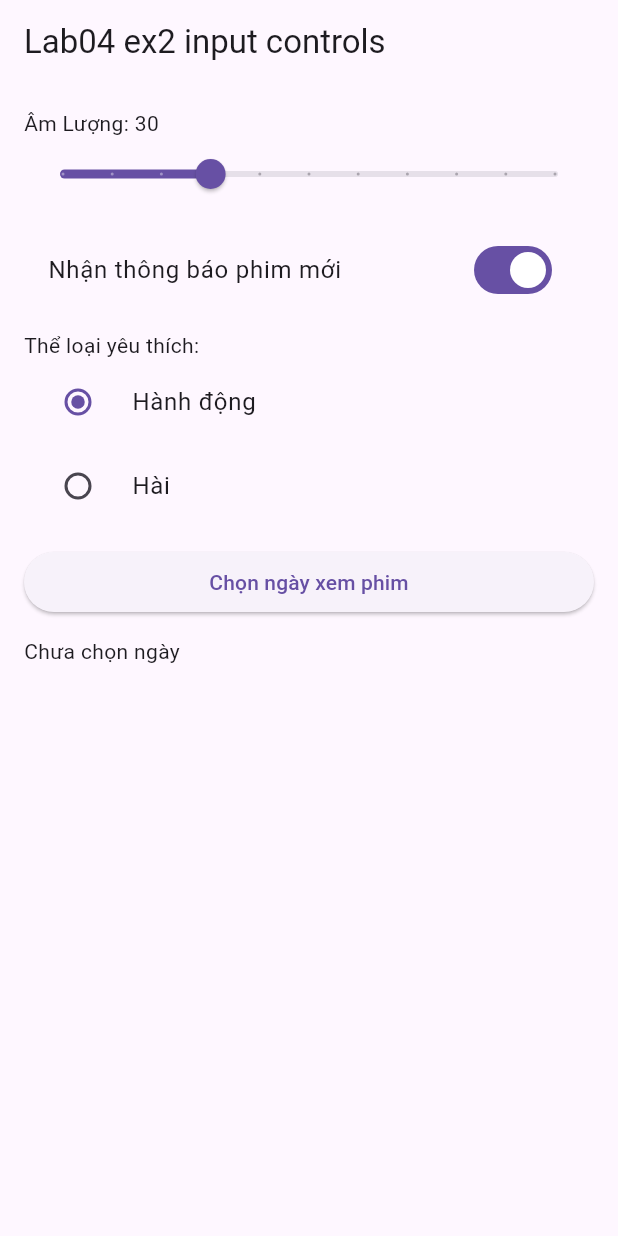
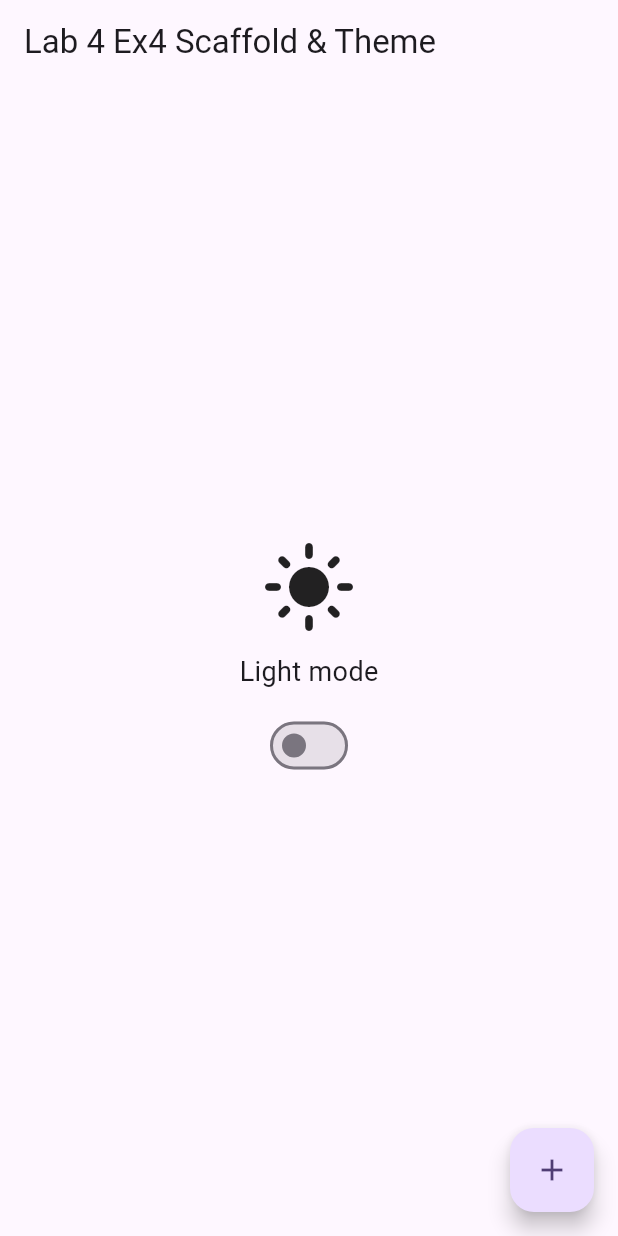
Before and after one commit to gekok/PRM393_Lab, a Flutter app: the screen it shows after launch, on a phone screen of 412 x 824 dp. Run offline on Flutter 3.47's test engine with Material 3 defaults, Android fonts, the phone set to English and light mode, and no system bars.

Commit message:
feat(lab04): complete ex3 layout, ex4 scaffold theme and submission doc

```diff
--- a/code/lab04/flutter_ui_lab04/lib/app_structure_demo.dart
+++ b/code/lab04/flutter_ui_lab04/lib/app_structure_demo.dart
@@ -0,0 +1,60 @@
+import 'package:flutter/material.dart';
+
+//màn hình 4: Scaffold hoàn chỉnh + Dark mode
+// nhận công tắc từ main.dart qua  tham số, không giữ riêng
+class AppStructureDemo extends StatelessWidget{
+   const AppStructureDemo({
+     super.key,
+     required this.isDark,
+     required this.onThemeChanged,
+   });
+
+   //giá trị theme hiện tại do main.dart đưa xuống
+    final bool isDark;
+    //hàm gạt công tắc gọi về main.dart
+    final ValueChanged<bool> onThemeChanged;
+
+  @override
+  Widget build(BuildContext context) {
+    return Scaffold(
+      //Phòng 1: thanh tiêu đề trên cùng
+      appBar: AppBar(
+        title: const Text('Lab 4 Ex4 Scaffold & Theme'),
+      ),
+      //phòng 2 thân màn hình viết ở bước 4
+      body: Center(
+        child: Column(
+          mainAxisSize: MainAxisSize.min,
+          children: [
+            //Icon đổi theo theme: tối là trăng, sáng là mặt trời
+            Icon(
+              isDark ? Icons.dark_mode : Icons.light_mode,
+              size: 64,
+            ),
+            const SizedBox(height: 12,),
+            //chữ báo ở chế độ nào
+            Text(
+              isDark ? 'Dark mode' : 'Light mode',
+              style: const TextStyle(fontSize: 18),
+            ),
+            const SizedBox(height: 12,),
+            //công tắc đổi theme cả app khi gạt
+            Switch(
+                value: isDark,
+                onChanged: onThemeChanged,
+            ),
+          ],
+        ),
+      ),
+      // phòng 3: nút tròn nổi góc dưới viết ở bước 5
+      floatingActionButton: FloatingActionButton(
+          onPressed: (){
+            ScaffoldMessenger.of(context).showSnackBar(
+              const SnackBar(content: Text('Vừa bấm nút +')),
+            );
+          },
+          child: Icon(Icons.add),
+      ),
+    );
+  }
+}
--- a/code/lab04/flutter_ui_lab04/lib/main.dart
+++ b/code/lab04/flutter_ui_lab04/lib/main.dart
@@ -8,15 +8,48 @@ void main() {
   runApp(const MyApp());
 }
 
-class MyApp extends StatelessWidget {
+class MyApp extends StatefulWidget {
   const MyApp({super.key});
+
+  @override
+  State<MyApp> createState() => _MyAppState();
+}
+
+class _MyAppState extends State<MyApp>{
+  //công tắc Dark Mode của cả app
+  // false là sáng, true là tối
+  bool _isDark=false;
+
+  //Hàm cho bài 4 mượn để gạt công tắc từ xa
+  void _setDark(bool newValue){
+    setState(() {
+      _isDark=newValue;
+    });
+  }
 
   // This widget is the root of your application.
   @override
   Widget build(BuildContext context) {
     return MaterialApp(
-      home: InputControlsDemo(),
       debugShowCheckedModeBanner: false,
+      //theme sáng dùng màu gốc tím
+      theme: ThemeData(
+        colorScheme: ColorScheme.fromSeed(seedColor: Colors.deepPurple),
+        useMaterial3: true,
+      ),
+      darkTheme: ThemeData(
+        colorScheme: ColorScheme.fromSeed(
+            seedColor: Colors.deepPurple,
+            brightness: Brightness.dark,
+        ),
+        useMaterial3: true,
+      ),
+      //công tắc chọn theme
+      themeMode: _isDark ? ThemeMode.dark : ThemeMode.light,
+      home: AppStructureDemo(
+        isDark: _isDark,
+        onThemeChanged: _setDark,
+      ),
     );
   }
 }
```
Also changed, not shown: code/lab04/flutter_ui_lab04/lib/layout_basics_demo.dart (+93 -0 lines), 1 other file.
